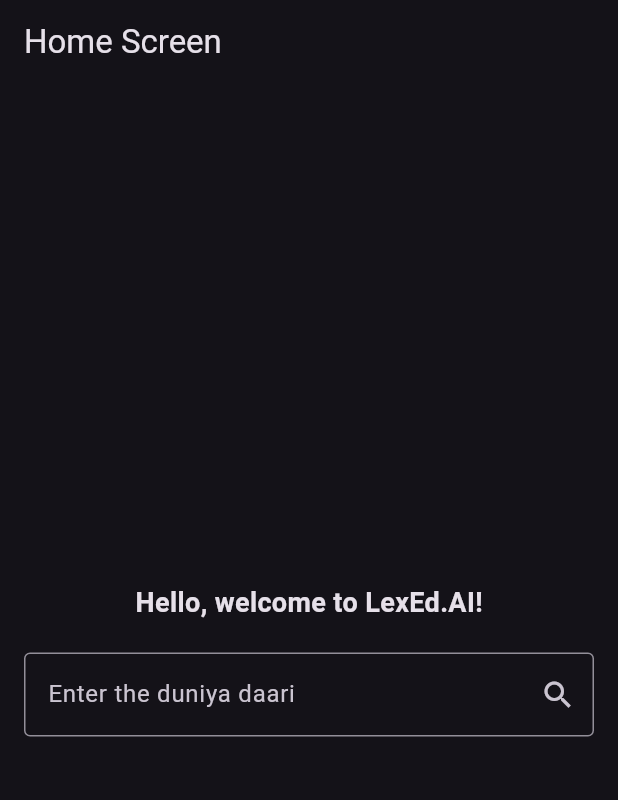
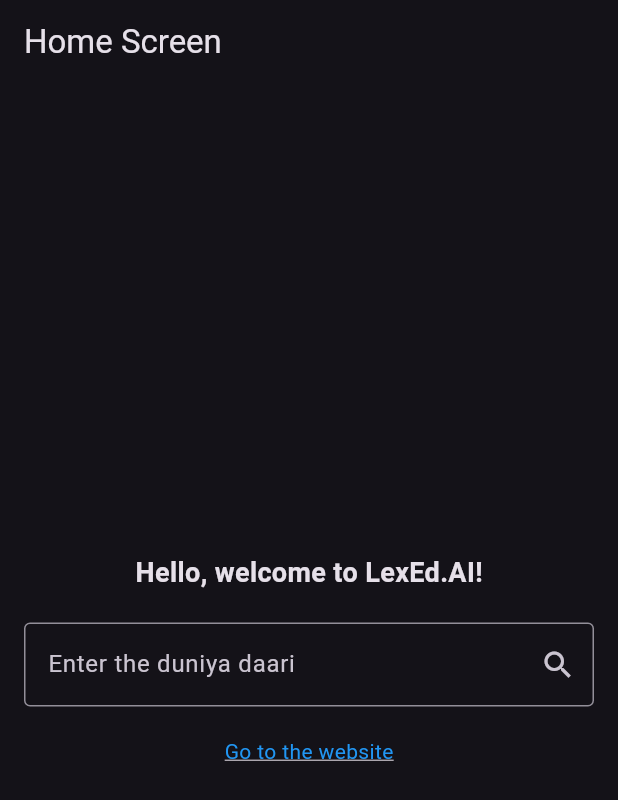
Before and after one commit to iPrakharV/LexEd.AI-app, a Flutter app: the screen it shows after launch, on a phone screen of 412 x 824 dp. Shown: the top 800 px of the screen. Run offline on Flutter 3.47's test engine with Material 3 defaults, Android fonts, the phone set to English and light mode, and no system bars.

Commit message:
Implemented website link in home_screen.dart

```diff
--- a/lib/main.dart
+++ b/lib/main.dart
@@ -15,6 +15,7 @@
       theme: ThemeData.dark(
       ),
       home: const SplashScreen(),
+       debugShowCheckedModeBanner: false,
     );
   }
 }
--- a/lib/screens/home_screen.dart
+++ b/lib/screens/home_screen.dart
@@ -1,5 +1,6 @@
 import 'package:flutter/material.dart';
-import 'result.dart'; // Import the result.dart file
+import 'package:lexed_ai_app/screens/result.dart';
+import 'package:url_launcher/url_launcher.dart';
 
 class HomeScreen extends StatefulWidget {
   const HomeScreen({Key? key}) : super(key: key);
@@ -38,6 +39,17 @@
                 ),
               ),
             ),
+            SizedBox(height: 20),
+            InkWell(
+              onTap: () => _launchURL('https://www.google.com'),
+              child: Text(
+                'Go to the website',
+                style: TextStyle(
+                  color: Colors.blue,
+                  decoration: TextDecoration.underline,
+                ),
+              ),
+            ),
           ],
         ),
       ),
@@ -54,4 +66,12 @@
       ),
     );
   }
+
+  Future<void> _launchURL(String url) async {
+    if (await canLaunchUrl(Uri.parse(url))) {
+      await launchUrl(Uri.parse(url));
+    } else {
+      throw 'Could not launch $url';
+    }
+  }
 }
```
Also changed, not shown: pubspec.yaml (+5 -4 lines), pubspec.lock, 11 other files.
